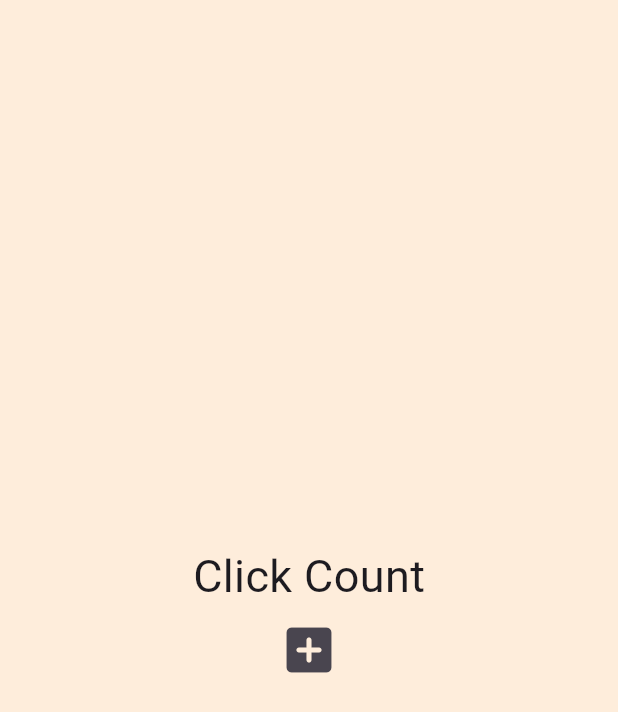
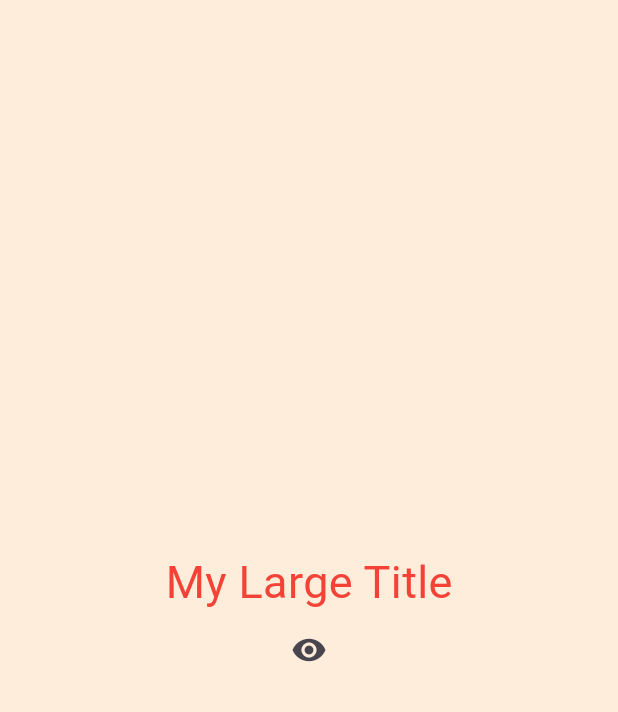
Before and after one commit to mongudd/Flutter-study, a Flutter app: the screen it shows after launch, on a phone screen of 412 x 824 dp. Shown: the top 712 px of the screen. Run offline on Flutter 3.47's test engine with Material 3 defaults, Android fonts, the phone set to English and light mode, and no system bars.

Commit message:
My Large Title

```diff
--- a/lib/main.dart
+++ b/lib/main.dart
@@ -15,32 +15,33 @@ class App extends StatefulWidget {
 }
 
 class _AppState extends State<App> {
-  List<int> numbers = [];
-
-  void onClicked() {
+  bool showTitle = true;
+  void toggleTitle() {
     setState(() {
-      numbers.add(numbers.length);
+      showTitle = !showTitle;
     });
   }
 
   @override
   Widget build(BuildContext context) {
     return MaterialApp(
+      theme: ThemeData(
+        textTheme: const TextTheme(
+          titleLarge: TextStyle(
+            color: Colors.red,
+          ),
+        ),
+      ),
       home: Scaffold(
         backgroundColor: const Color(0xFFFEEDDB),
         body: Center(
           child: Column(
             mainAxisAlignment: MainAxisAlignment.center,
             children: [
-              const Text(
-                "Click Count",
-                style: TextStyle(fontSize: 30),
-              ),
-              for (var n in numbers) Text('$n'),
+              showTitle ? const MyLargeTitle() : const Text("Nothing to see"),
               IconButton(
-                iconSize: 40,
-                onPressed: onClicked,
-                icon: const Icon(Icons.add_box_rounded),
+                onPressed: toggleTitle,
+                icon: const Icon(Icons.remove_red_eye),
               )
             ],
           ),
@@ -49,3 +50,43 @@ class _AppState extends State<App> {
     );
   }
 }
+
+class MyLargeTitle extends StatefulWidget {
+  const MyLargeTitle({
+    super.key,
+  });
+
+  @override
+  State<MyLargeTitle> createState() => _MyLargeTitleState();
+}
+
+class _MyLargeTitleState extends State<MyLargeTitle> {
+  @override
+  void initState() {
+    super.initState();
+    print("initState");
+  }
+
+  @override
+  void dispose() {
+    super.dispose();
+    print("dispose");
+  }
+
+  @override
+  Widget build(BuildContext context) {
+    print("build");
+    return Text(
+      "My Large Title",
+      style: TextStyle(
+        fontSize: 30,
+        color: Theme.of(context).textTheme.titleLarge?.color,
+      ),
+    );
+  }
+}
+
+// initState -> build, once delete dispose
+// initState: method gets called before build (initialize variable, Subscribe API update)
+// build: make UI
+// dispose: widget will be removed from widget tree
```
